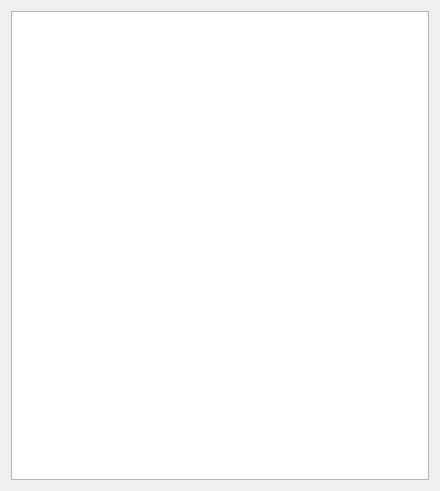
Qt form View/04_Data/dialog_historydata.ui (AlfredYin/LocalMonitoring) before a commit.
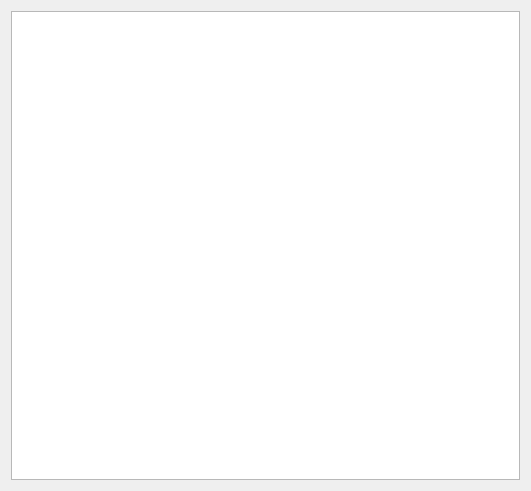
The same form after that commit.

```diff
--- a/View/04_Data/dialog_historydata.ui
+++ b/View/04_Data/dialog_historydata.ui
@@ -6,7 +6,7 @@
    <rect>
     <x>0</x>
     <y>0</y>
-    <width>440</width>
+    <width>531</width>
     <height>491</height>
    </rect>
   </property>
```
